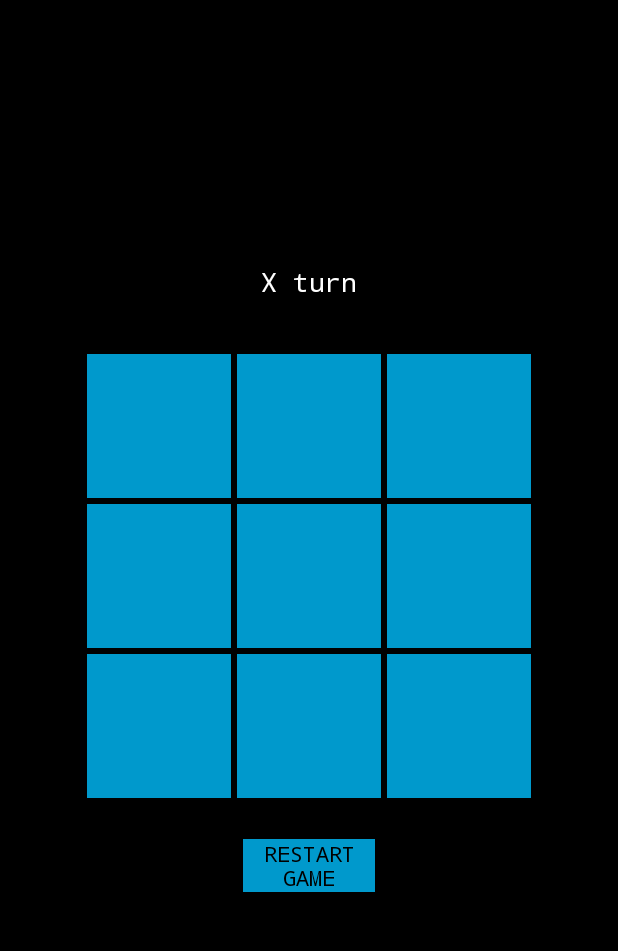
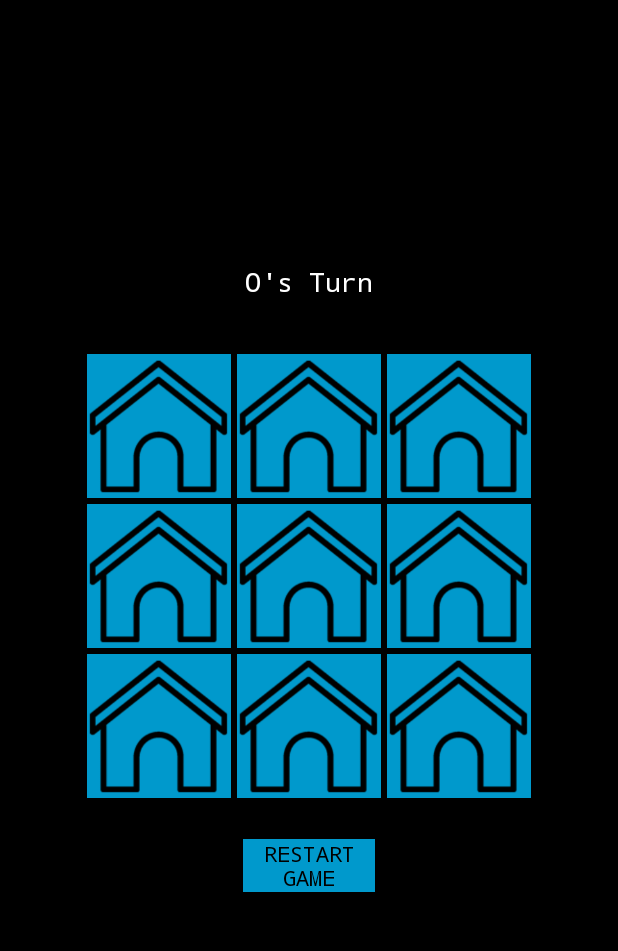
Before and after one commit to sborland/CMPS121-Mobile-Applications, an Android app: the screen it shows after launch (MainActivity), in the options menu, after a tap on "Settings", on a phone screen of 412 x 824 dp, the part 84-1035 px from its top. Run offline under Robolectric (Android 15) with nearby library versions, the phone set to English and light mode, and no system bars; 11 statements that could not run were skipped.

Commit message:
Added images and onClick stuff

```diff
--- a/TicTacToe/app/src/main/java/com/mobileapp/sab/tictactoe/MainActivity.java
+++ b/TicTacToe/app/src/main/java/com/mobileapp/sab/tictactoe/MainActivity.java
@@ -1,5 +1,7 @@
 package com.mobileapp.sab.tictactoe;
 
+import android.content.res.Resources;
+import android.graphics.drawable.Drawable;
 import android.os.Bundle;
 import android.support.design.widget.FloatingActionButton;
 import android.support.design.widget.Snackbar;
@@ -10,12 +12,25 @@ import android.view.MenuItem;
 import android.view.View;
 import android.widget.Button;
 import android.view.View.OnClickListener;
+import android.widget.ImageButton;
+import android.widget.TextView;
+import android.widget.Toast;
 
 public class MainActivity extends AppCompatActivity implements OnClickListener {
 
+
     //buttons
-    Button a1, a2, a3, b1,b2,b3, c1,c2,c3;
-    Button[] bArray;
+   ImageButton a1, a2, a3, b1,b2,b3, c1,c2,c3;
+    Button rBut;
+    ImageButton[] bArray;
+
+    //X is True and O is false
+    boolean player = true;
+
+    //counter
+    int count = 0;
+    //Top text
+    TextView topText;
 
     @Override
     protected void onCreate(Bundle savedInstanceState) {
@@ -24,22 +39,27 @@ public class MainActivity extends AppCompatActivity implements OnClickListener {
         Toolbar toolbar = (Toolbar) findViewById(R.id.toolbar);
         setSupportActionBar(toolbar);
 
+        //initalize variables
+        count = 0;
+        topText = (TextView) findViewById(R.id.Top);
         //Linking buttons to their counterparts in the layout file
-        a1 = (Button) findViewById(R.id.A1);
-        a2 = (Button) findViewById(R.id.A2);
-        a3 = (Button) findViewById(R.id.A3);
-        b1 = (Button) findViewById(R.id.B1);
-        b2 = (Button) findViewById(R.id.B2);
-        b3 = (Button) findViewById(R.id.B3);
-        c1 = (Button) findViewById(R.id.C1);
-        c2 = (Button) findViewById(R.id.C2);
-        c3 = (Button) findViewById(R.id.C3);
-        bArray = new Button[]{a1, a2, a3, b1,b2,b3, c1,c2,c3};
+        a1 = (ImageButton) findViewById (R.id.A1);
+        a2 = (ImageButton) findViewById(R.id.A2);
+        a3 = (ImageButton) findViewById(R.id.A3);
+        b1 = (ImageButton) findViewById(R.id.B1);
+        b2 = (ImageButton) findViewById(R.id.B2);
+        b3 = (ImageButton) findViewById(R.id.B3);
+        c1 = (ImageButton) findViewById(R.id.C1);
+        c2 = (ImageButton) findViewById(R.id.C2);
+        c3 = (ImageButton) findViewById(R.id.C3);
+        rBut = (Button) findViewById(R.id.restart);
+        bArray = new ImageButton[]{a1, a2, a3, b1,b2,b3, c1,c2,c3};
 
         //event listeners for the buttons
-        for (Button b : bArray){
+        for (ImageButton b : bArray){
             b.setOnClickListener(this);
         }
+        rBut.setOnClickListener(this);
     }
 
     @Override
@@ -66,6 +86,29 @@ public class MainActivity extends AppCompatActivity implements OnClickListener {
 
     @Override
     public void onClick(View view){
+        Button b = (Button)view;
+        buttonClicked(b);
+        //test("TESTING");
+    }
+
+    public void buttonClicked(Button b){
+        if(player){
+            //cat's turn
+            b.setImageResource(R.drawable.cat);
+            topText.setText("O's Turn");
+        } else{
+            //dog's turn
+            b.setImageResource(R.drawable.dog);
+            topText.setText("X's Turn");
+        }
+        //change player
+        player =!player;
+
 
     }
+
+
+    private void test(String message){
+        Toast.makeText(MainActivity.this, message, Toast.LENGTH_SHORT).show();
+    }
 }
--- a/TicTacToe/app/src/main/res/layout/content_main.xml
+++ b/TicTacToe/app/src/main/res/layout/content_main.xml
@@ -30,7 +30,8 @@
             android:layout_column="0"
             android:layout_margin="2dp"
             android:layout_gravity="top|right"
-            android:background="@android:color/holo_blue_dark" />
+            android:background="@android:color/holo_blue_dark"
+            android:foreground="@drawable/house" />
 
         <Button
             style="?android:attr/buttonStyleSmall"
@@ -41,7 +42,8 @@
             android:layout_column="1"
             android:layout_margin="2dp"
             android:layout_gravity="top|right"
-            android:background="@android:color/holo_blue_dark" />
+            android:background="@android:color/holo_blue_dark"
+            android:foreground="@drawable/house" />
 
         <Button
             style="?android:attr/buttonStyleSmall"
@@ -52,7 +54,8 @@
             android:layout_column="2"
             android:layout_margin="2dp"
             android:layout_gravity="top|right"
-            android:background="@android:color/holo_blue_dark" />
+            android:background="@android:color/holo_blue_dark"
+            android:foreground="@drawable/house" />
 
         <Button
             style="?android:attr/buttonStyleSmall"
@@ -63,7 +66,8 @@
             android:layout_column="0"
             android:layout_margin="2dp"
             android:layout_gravity="top|right"
-            android:background="@android:color/holo_blue_dark" />
+            android:background="@android:color/holo_blue_dark"
+            android:foreground="@drawable/house" />
 
         <Button
             style="?android:attr/buttonStyleSmall"
@@ -74,7 +78,8 @@
             android:layout_column="1"
             android:layout_margin="2dp"
             android:layout_gravity="top|right"
-            android:background="@android:color/holo_blue_dark" />
+            android:background="@android:color/holo_blue_dark"
+            android:foreground="@drawable/house" />
 
         <Button
             style="?android:attr/buttonStyleSmall"
@@ -85,7 +90,8 @@
             android:layout_column="2"
             android:layout_margin="2dp"
             android:layout_gravity="top|right"
-            android:background="@android:color/holo_blue_dark" />
+            android:background="@android:color/holo_blue_dark"
+            android:foreground="@drawable/house" />
 
         <Button
             style="?android:attr/buttonStyleSmall"
@@ -96,7 +102,8 @@
             android:layout_column="0"
             android:layout_margin="2dp"
             android:layout_gravity="top|right"
-            android:background="@android:color/holo_blue_dark" />
+            android:background="@android:color/holo_blue_dark"
+            android:foreground="@drawable/house" />
 
         <Button
             style="?android:attr/buttonStyleSmall"
@@ -107,7 +114,8 @@
             android:layout_column="1"
             android:layout_margin="2dp"
             android:layout_gravity="top|right"
-            android:background="@android:color/holo_blue_dark" />
+            android:background="@android:color/holo_blue_dark"
+            android:foreground="@drawable/house" />
 
         <Button
             style="?android:attr/buttonStyleSmall"
@@ -118,7 +126,8 @@
             android:layout_column="2"
             android:layout_margin="2dp"
             android:layout_gravity="top|right"
-            android:background="@android:color/holo_blue_dark" />
+            android:background="@android:color/holo_blue_dark"
+            android:foreground="@drawable/house" />
     </GridLayout>
 
     <Button
@@ -140,8 +149,8 @@
         android:layout_width="wrap_content"
         android:layout_height="wrap_content"
         android:textAppearance="?android:attr/textAppearanceMedium"
-        android:text="@string/top"
-        android:id="@+id/textView"
+        android:text="Cat&apos;s Turn"
+        android:id="@+id/Top"
         android:layout_above="@+id/gridLayout"
         android:layout_centerHorizontal="true"
         android:layout_marginBottom="34dp"
--- a/TicTacToe/app/src/main/res/values/strings.xml
+++ b/TicTacToe/app/src/main/res/values/strings.xml
@@ -2,5 +2,4 @@
     <string name="app_name">TicTacToe</string>
     <string name="action_settings">Settings</string>
     <string name="restart">Restart Game</string>
-    <string name="top">X turn</string>
 </resources>
```
Also changed, not shown: TicTacToe/app/src/main/res/drawable/cat.png (added), TicTacToe/app/src/main/res/drawable/dog.png (added), TicTacToe/app/src/main/res/drawable/house.png (added), 3 other files.
